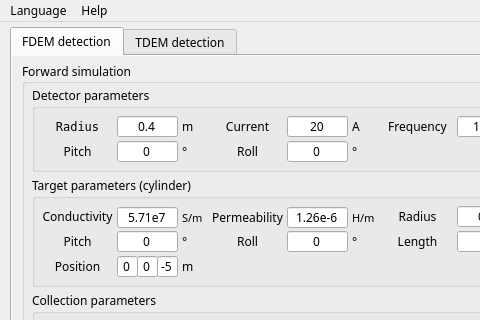
Before: the Qt Designer form mainwindow.ui in UndergroundDetection/MICEMD, drawn with Qt 5; both pictures show x 0 to 480 and y 0 to 320 of the 1013 by 652 pixel window.
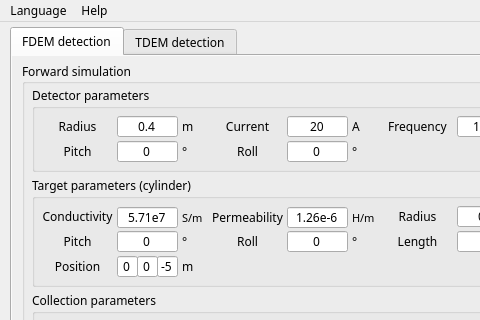
After: the same form once the commit is applied.

Diff of the .ui file:
```diff
--- a/mainwindow.ui
+++ b/mainwindow.ui
@@ -194,7 +194,7 @@
         </property>
         <property name="font">
          <font>
-          <family>DejaVu Sans Mono</family>
+          <family>Microsoft YaHei</family>
           <pointsize>9</pointsize>
           <stylestrategy>PreferAntialias</stylestrategy>
           <kerning>true</kerning>
```
